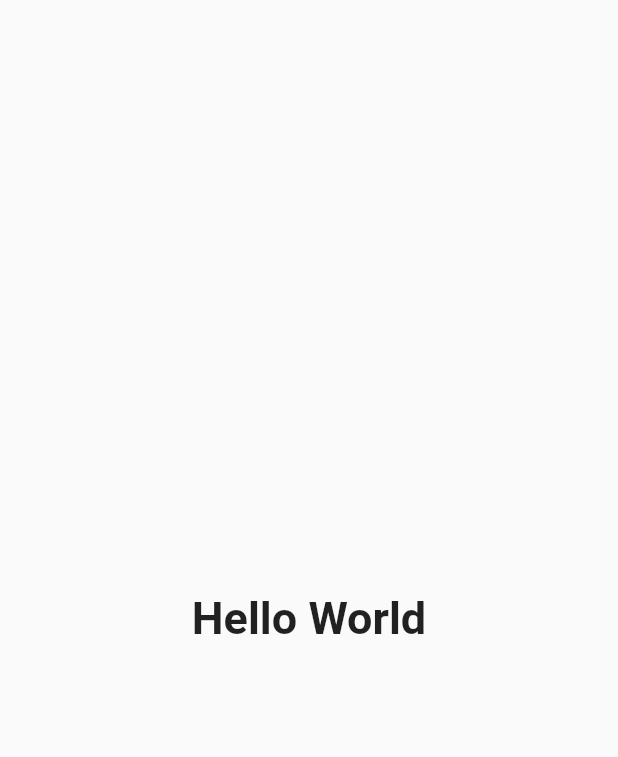
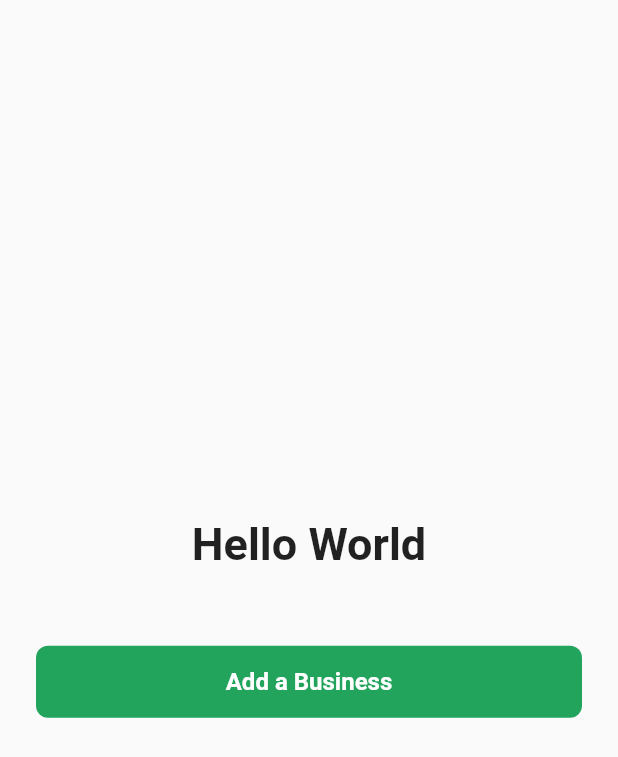
Before and after one commit to ameeruljunaidi/XYZPrototype, a Flutter app: the HomeView screen opened by its route, on a phone screen of 412 x 824 dp. Shown: the top 757 px of the screen. Run offline on Flutter 3.47's test engine with Material 2 defaults, Android fonts, the phone set to English and light mode, and no system bars; our stand-ins replace auth_buttons, cloud_firestore, firebase_core, freezed_annotation, logger, stacked and 1 more; missing offline and left inert: places_service, stacked_firebase_auth; accounts and stored records are empty.

Commit message:
Added an add business view and viewmodel

```diff
--- a/user/lib/app/app.dart
+++ b/user/lib/app/app.dart
@@ -4,6 +4,7 @@ import 'package:stacked_firebase_auth/stacked_firebase_auth.dart';
 import 'package:stacked_services/stacked_services.dart';
 import 'package:xyz_prototype/api/firestore_api.dart';
 import 'package:xyz_prototype/services/user_service.dart';
+import 'package:xyz_prototype/ui/add_business/add_business_view.dart';
 import 'package:xyz_prototype/ui/address_selection/address_selection_view.dart';
 import 'package:xyz_prototype/ui/create_account/create_account_view.dart';
 import 'package:xyz_prototype/ui/home/home_view.dart';
@@ -17,6 +18,7 @@ import 'package:xyz_prototype/ui/startup/startup_view.dart';
     MaterialRoute(page: AddressSelectionView),
     MaterialRoute(page: CreateAccountView),
     MaterialRoute(page: LoginView),
+    MaterialRoute(page: AddBusinessView),
   ],
   dependencies: [
     LazySingleton(classType: NavigationService),
--- a/user/lib/app/app.router.dart
+++ b/user/lib/app/app.router.dart
@@ -9,6 +9,7 @@
 import 'package:flutter/material.dart';
 import 'package:stacked/stacked.dart';
 
+import '../ui/add_business/add_business_view.dart';
 import '../ui/address_selection/address_selection_view.dart';
 import '../ui/create_account/create_account_view.dart';
 import '../ui/home/home_view.dart';
@@ -21,12 +22,14 @@ class Routes {
   static const String addressSelectionView = '/address-selection-view';
   static const String createAccountView = '/create-account-view';
   static const String loginView = '/login-view';
+  static const String addBusinessView = '/add-business-view';
   static const all = <String>{
     startupView,
     homeView,
     addressSelectionView,
     createAccountView,
     loginView,
+    addBusinessView,
   };
 }
 
@@ -39,6 +42,7 @@ class StackedRouter extends RouterBase {
     RouteDef(Routes.addressSelectionView, page: AddressSelectionView),
     RouteDef(Routes.createAccountView, page: CreateAccountView),
     RouteDef(Routes.loginView, page: LoginView),
+    RouteDef(Routes.addBusinessView, page: AddBusinessView),
   ];
   @override
   Map<Type, StackedRouteFactory> get pagesMap => _pagesMap;
@@ -82,6 +86,12 @@ class StackedRouter extends RouterBase {
         settings: data,
       );
     },
+    AddBusinessView: (data) {
+      return MaterialPageRoute<dynamic>(
+        builder: (context) => const AddBusinessView(),
+        settings: data,
+      );
+    },
   };
 }
 
--- /dev/null
+++ b/user/lib/ui/add_business/add_business_viewmodel.dart
@@ -0,0 +1,3 @@
+import 'package:stacked/stacked.dart';
+
+class AddBusinessViewModel extends BaseViewModel {}
--- a/user/lib/ui/home/home_view.dart
+++ b/user/lib/ui/home/home_view.dart
@@ -12,7 +12,20 @@ class HomeView extends StatelessWidget {
       builder: (context, model, child) => Scaffold(
         body: Container(
           alignment: Alignment.center,
-          child: BoxText.headline('Hello World'),
+          child: Padding(
+            padding: const EdgeInsets.all(24.0),
+            child: Column(
+              mainAxisAlignment: MainAxisAlignment.center,
+              children: [
+                BoxText.headline('Hello World'),
+                verticalSpaceLarge,
+                BoxButton(
+                  title: 'Add a Business',
+                  onTap: model.goToAddBusiness,
+                ),
+              ],
+            ),
+          ),
         ),
       ),
       viewModelBuilder: () => HomeViewModel(),
--- a/user/lib/ui/home/home_viewmodel.dart
+++ b/user/lib/ui/home/home_viewmodel.dart
@@ -1,3 +1,12 @@
 import 'package:stacked/stacked.dart';
+import 'package:stacked_services/stacked_services.dart';
+import 'package:xyz_prototype/app/app.locator.dart';
+import 'package:xyz_prototype/app/app.router.dart';
 
-class HomeViewModel extends BaseViewModel {}
+class HomeViewModel extends BaseViewModel {
+  final _navigationService = locator<NavigationService>();
+
+  void goToAddBusiness() {
+    _navigationService.navigateTo(Routes.addBusinessView);
+  }
+}
```
Also changed, not shown: user/lib/ui/add_business/add_business_view.dart (added, +19 -0 lines).
